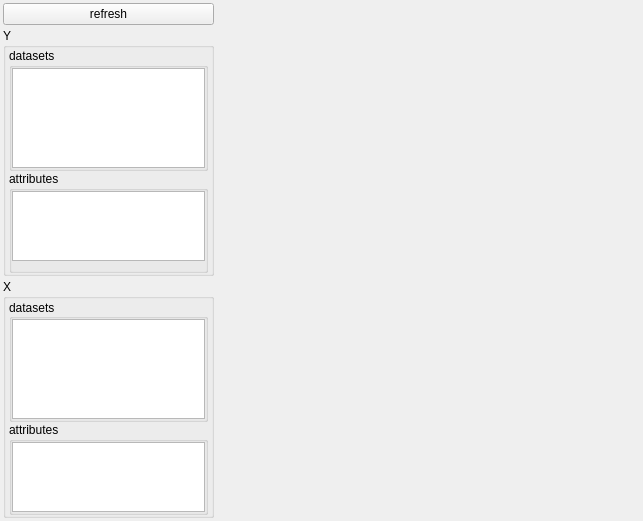
Old version of the form utils/hdf5_viewer.ui in the repository dean-nanomol/nanomol.
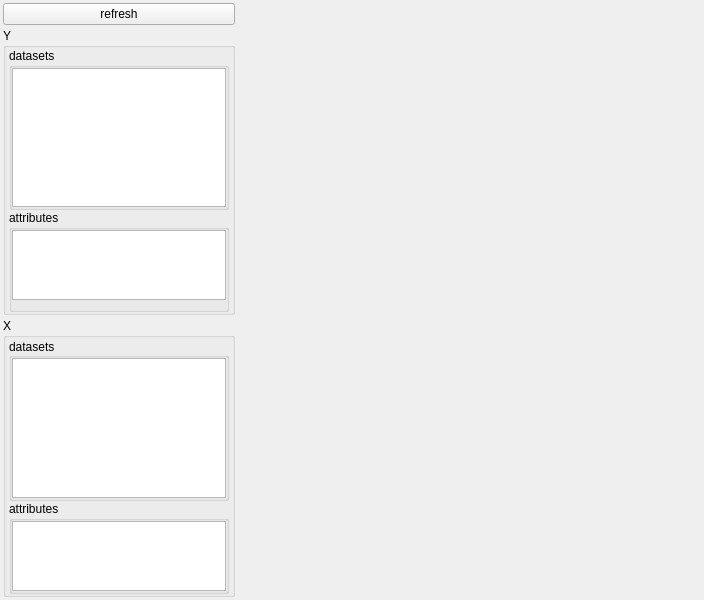
New version of the form.

Commit message: update hdf5 viewer

The edit to the form file:
```diff
--- a/utils/hdf5_viewer.ui
+++ b/utils/hdf5_viewer.ui
@@ -6,8 +6,8 @@
    <rect>
     <x>0</x>
     <y>0</y>
-    <width>643</width>
-    <height>521</height>
+    <width>704</width>
+    <height>600</height>
    </rect>
   </property>
   <property name="windowTitle">
```
Left out of the diff: 3 changed lines with no effect on the pictures. The commit also changes 1 other file.
